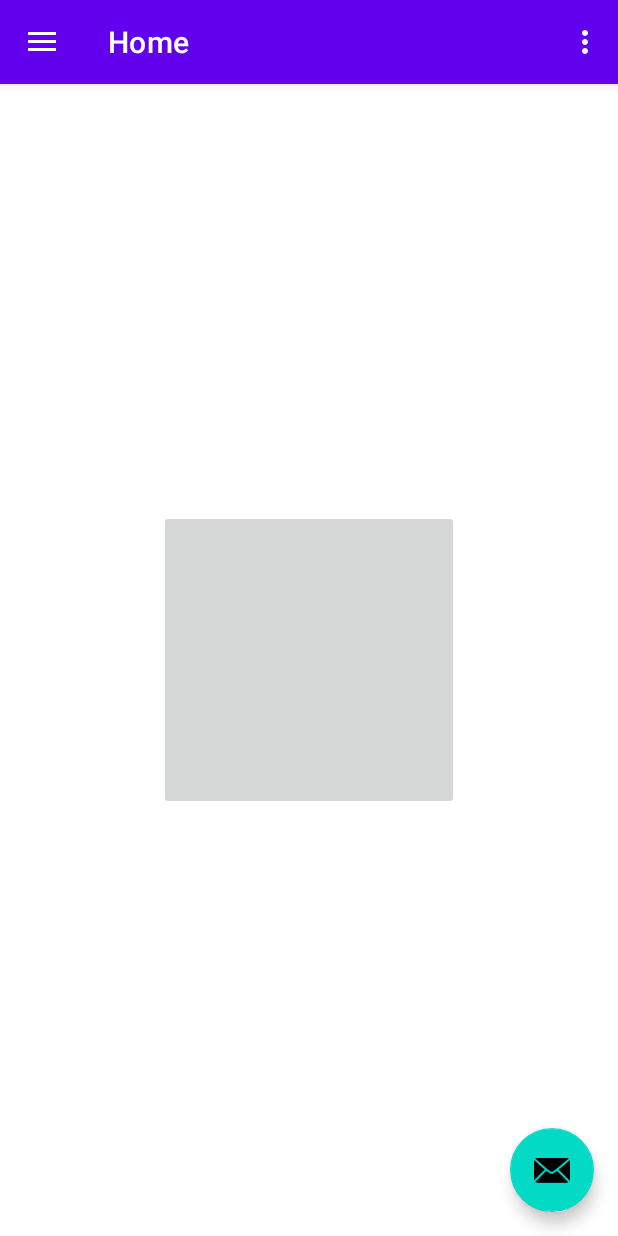
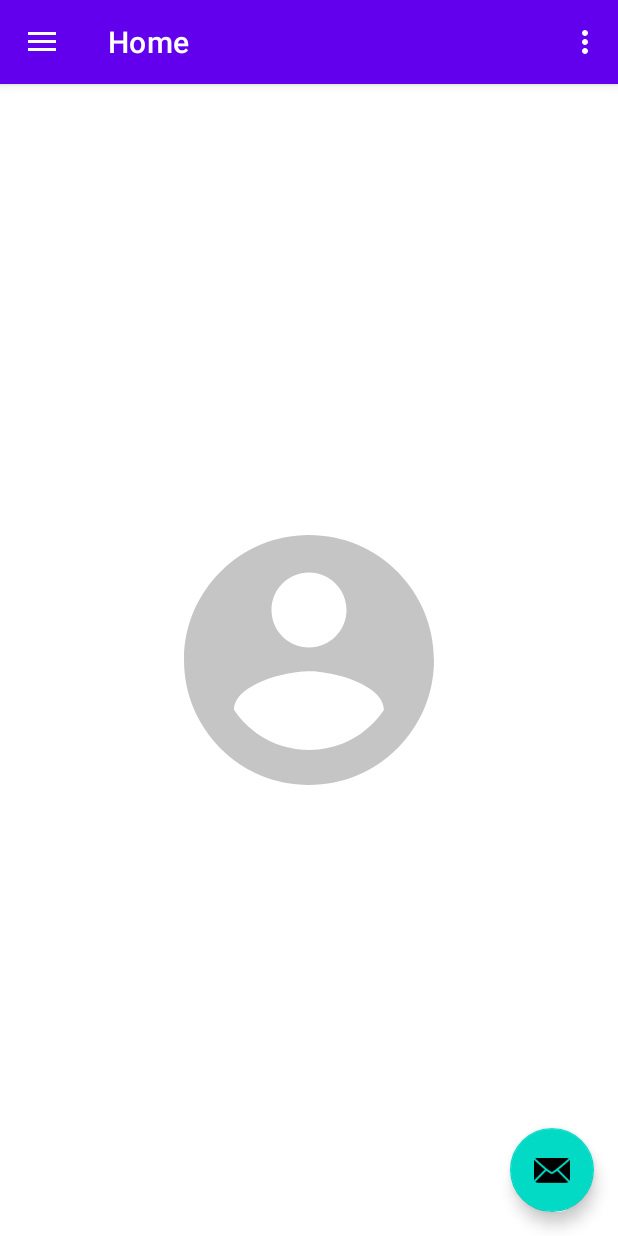
Before and after one commit to write18jack/navitest, an Android app: the screen it shows after launch (MainActivity), on a phone screen of 412 x 824 dp. Run offline under Robolectric (Android 15) with nearby library versions, the light colour scheme and no system bars; our stand-ins replace data binding, navigation-ui.

Commit message:
third commit

```diff
--- a/app/src/main/java/com/example/navitest/ui/home/HomeFragment.kt
+++ b/app/src/main/java/com/example/navitest/ui/home/HomeFragment.kt
@@ -33,7 +33,7 @@
         _binding = FragmentHomeBinding.inflate(inflater, container, false)
         val root: View = binding.root
 
-        val imageButton: ImageButton = binding.imagePos
+        val imageButton: ImageButton = binding.lst
         homeViewModel.posi_image.observe(viewLifecycleOwner, Observer {
             imageButton.setBackgroundResource(it)
         })
@@ -46,6 +46,8 @@
     }
 
     fun goToNextScreen(){
+
+
         findNavController().navigate(R.id.action_nav_home_to_homeFragment2)
     }
 
--- a/app/src/main/java/com/example/navitest/ui/home/HomeFragment2.kt
+++ b/app/src/main/java/com/example/navitest/ui/home/HomeFragment2.kt
@@ -29,8 +29,8 @@
         _binding = FragmentHome2Binding.inflate(inflater, container, false)
         val root: View = binding.root
 
-        val imageButton: ImageButton = binding.imagePlayer1
-        homeViewModel.player.observe(viewLifecycleOwner, Observer {
+        val imageButton: ImageButton = binding.griezmann
+        homeViewModel.griezmann.observe(viewLifecycleOwner, Observer {
             imageButton.setBackgroundResource(it)
         })
 
--- a/app/src/main/java/com/example/navitest/ui/home/HomeViewModel.kt
+++ b/app/src/main/java/com/example/navitest/ui/home/HomeViewModel.kt
@@ -8,7 +8,11 @@
 class HomeViewModel : ViewModel() {
 
     private val _posi_image = MutableLiveData<Int>()
+    init {
+        _posi_image.postValue(R.drawable.no_player)
+    }
     val posi_image: LiveData<Int> = _posi_image
+
 
     private val image = MutableLiveData<Int>().apply {
         value = R.drawable.felix
@@ -18,5 +22,4 @@
     private val _image2 = MutableLiveData(R.drawable.griezmann)
     val griezmann: LiveData<Int> = _image2
 
-
 }
--- a/app/src/main/res/layout/fragment_home.xml
+++ b/app/src/main/res/layout/fragment_home.xml
@@ -22,7 +22,7 @@
         android:layout_height="match_parent">
 
         <ImageButton
-            android:id="@+id/image_pos"
+            android:id="@+id/lst"
             android:layout_width="200dp"
             android:layout_height="200dp"
             android:scaleType="center"
--- a/app/src/main/res/layout/fragment_home2.xml
+++ b/app/src/main/res/layout/fragment_home2.xml
@@ -29,7 +29,7 @@
             app:layout_constraintEnd_toEndOf="parent"
             app:layout_constraintStart_toStartOf="parent"
             app:layout_constraintTop_toTopOf="parent"
-            android:background="@{drawable/viewModel.felix}"/>
+            />
 
         <ImageButton
             android:id="@+id/griezmann"
@@ -40,7 +40,7 @@
             app:layout_constraintEnd_toEndOf="parent"
             app:layout_constraintStart_toStartOf="parent"
             app:layout_constraintTop_toBottomOf="@id/felix"
-            android:background="@{drawable/viewModel.griezmann}"/>
+           />
 
     </androidx.constraintlayout.widget.ConstraintLayout>
 
```
